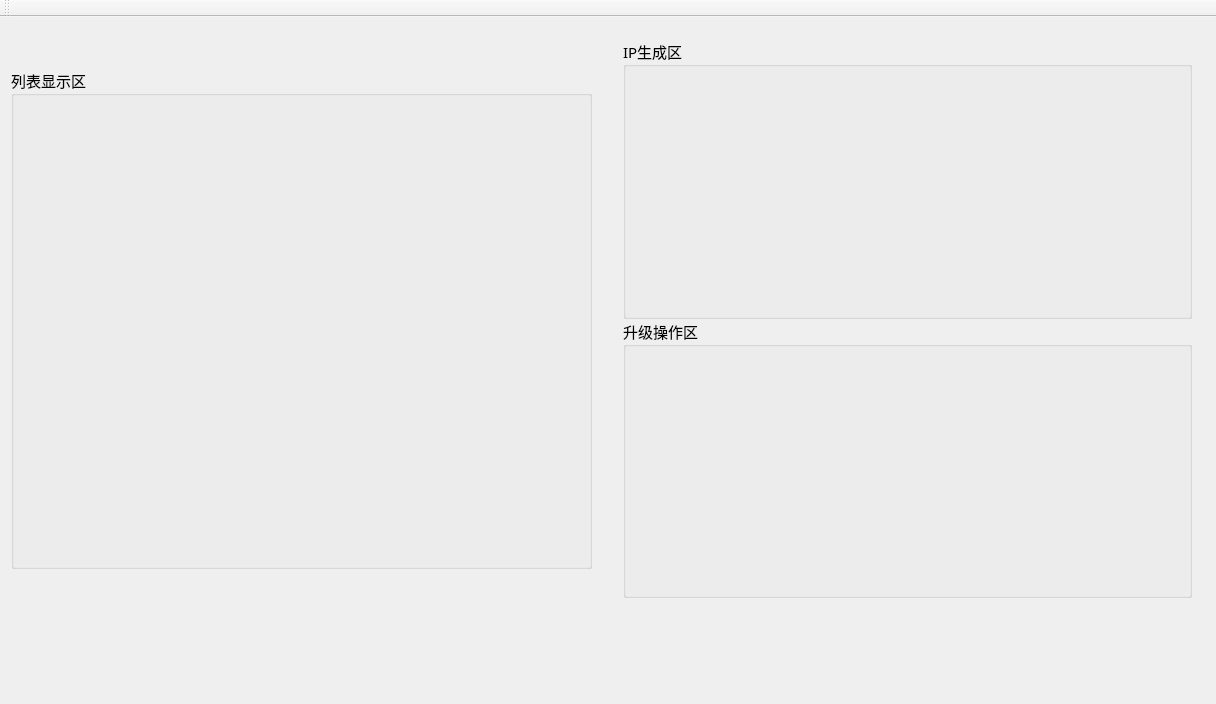
ChinaClever/CleverTool, file NetUpgradeTool/mainwindow.ui: the form before one commit.
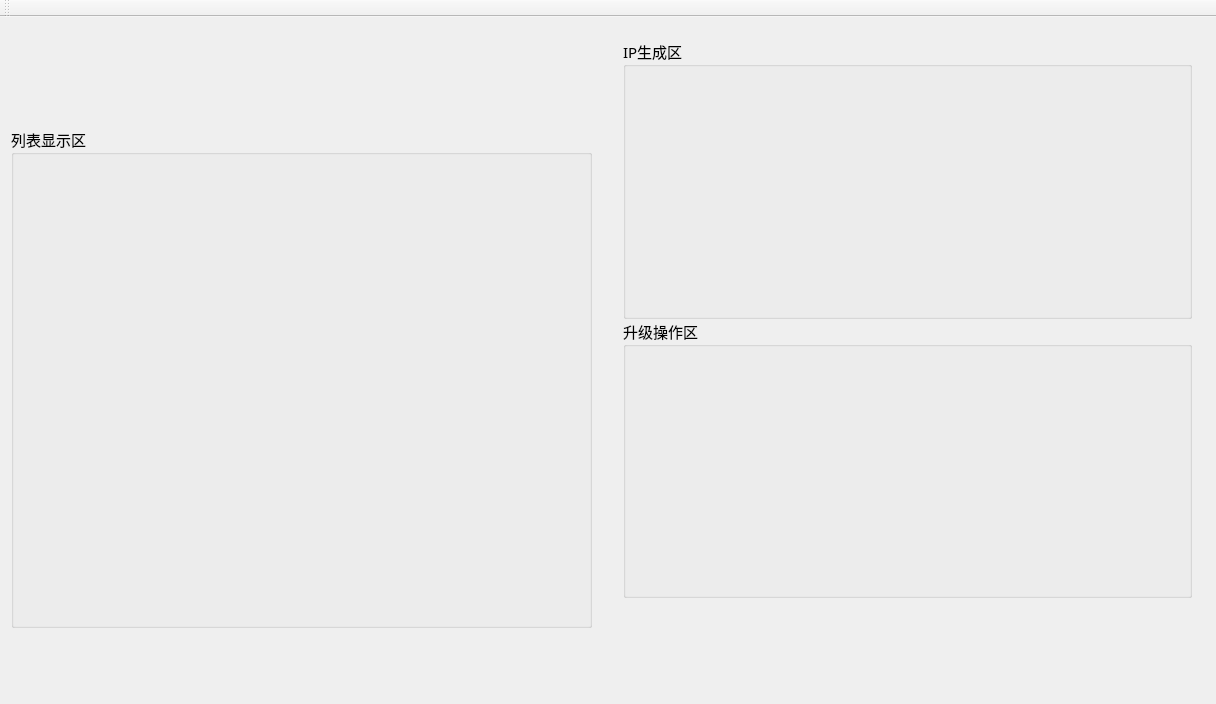
The form after the commit. Icons and pictures are not drawn.

Commit message: 界面修改

Diff of the .ui file:
```diff
--- a/NetUpgradeTool/mainwindow.ui
+++ b/NetUpgradeTool/mainwindow.ui
@@ -49,7 +49,7 @@
     <property name="geometry">
      <rect>
       <x>11</x>
-      <y>51</y>
+      <y>110</y>
       <width>581</width>
       <height>501</height>
      </rect>
@@ -97,17 +97,17 @@
       <x>20</x>
       <y>0</y>
       <width>561</width>
-      <height>41</height>
+      <height>100</height>
      </rect>
     </property>
     <property name="maximumSize">
      <size>
       <width>16777215</width>
-      <height>60</height>
+      <height>100</height>
      </size>
     </property>
    </widget>
-   <widget class="QWidget" name="">
+   <widget class="QWidget" name="layoutWidget">
     <property name="geometry">
      <rect>
       <x>612</x>
```
The commit also changes 1 other file.
